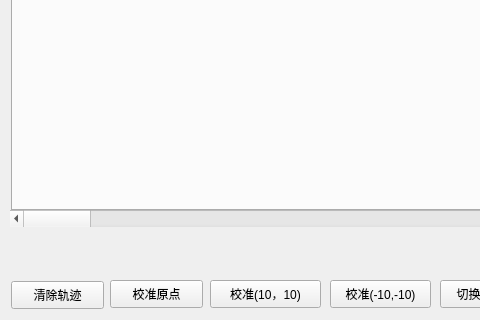
Before: the Qt Designer form lighthouse_host/mainwindow.ui in atomic-hkust-gz/lighthouse-tracking, drawn with Qt 5; both pictures show x 0 to 480 and y 280 to 600 of the 800 by 600 pixel window.
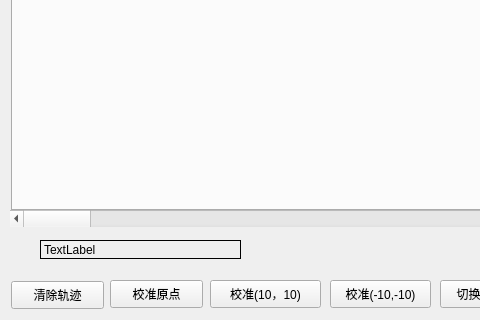
After: the same form once the commit is applied.

Commit message: add coordinate fitting

Diff of the .ui file:
```diff
--- a/lighthouse_host/mainwindow.ui
+++ b/lighthouse_host/mainwindow.ui
@@ -260,6 +260,22 @@
      <string>切换坐标系</string>
     </property>
    </widget>
+   <widget class="QLabel" name="labelDev1Coord">
+    <property name="geometry">
+     <rect>
+      <x>40</x>
+      <y>520</y>
+      <width>201</width>
+      <height>19</height>
+     </rect>
+    </property>
+    <property name="frameShape">
+     <enum>QFrame::Shape::Box</enum>
+    </property>
+    <property name="text">
+     <string>TextLabel</string>
+    </property>
+   </widget>
   </widget>
  </widget>
  <resources/>
```
Left out of the diff: 3 changed lines with no effect on the pictures. The commit also changes 2 other files.
